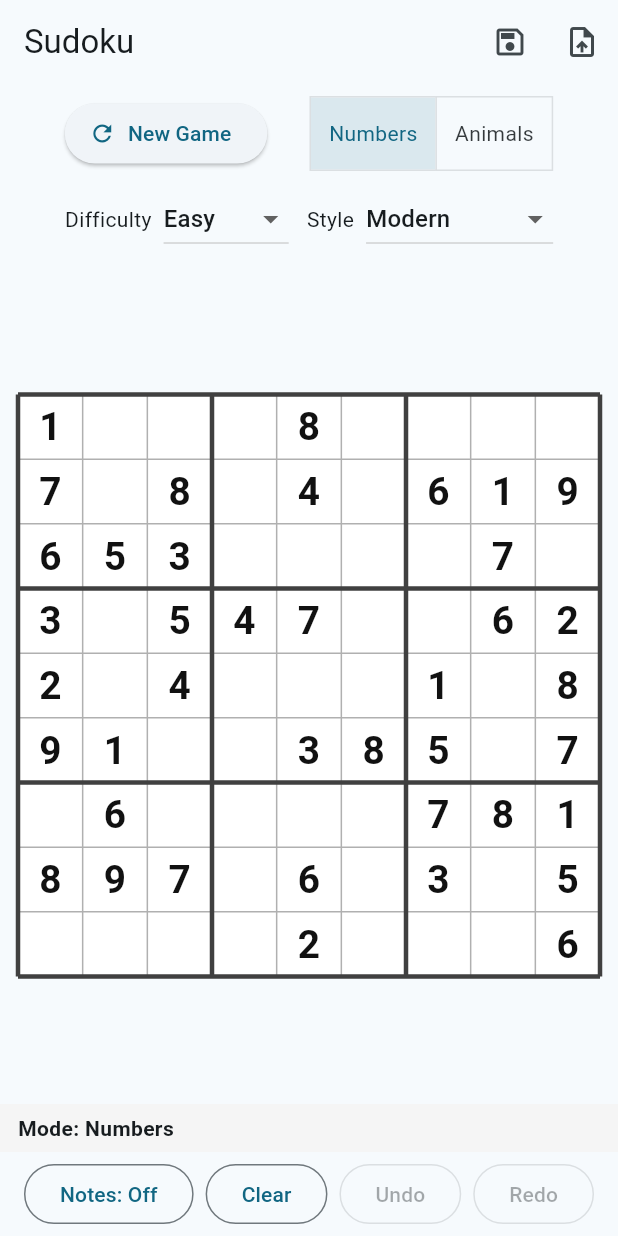
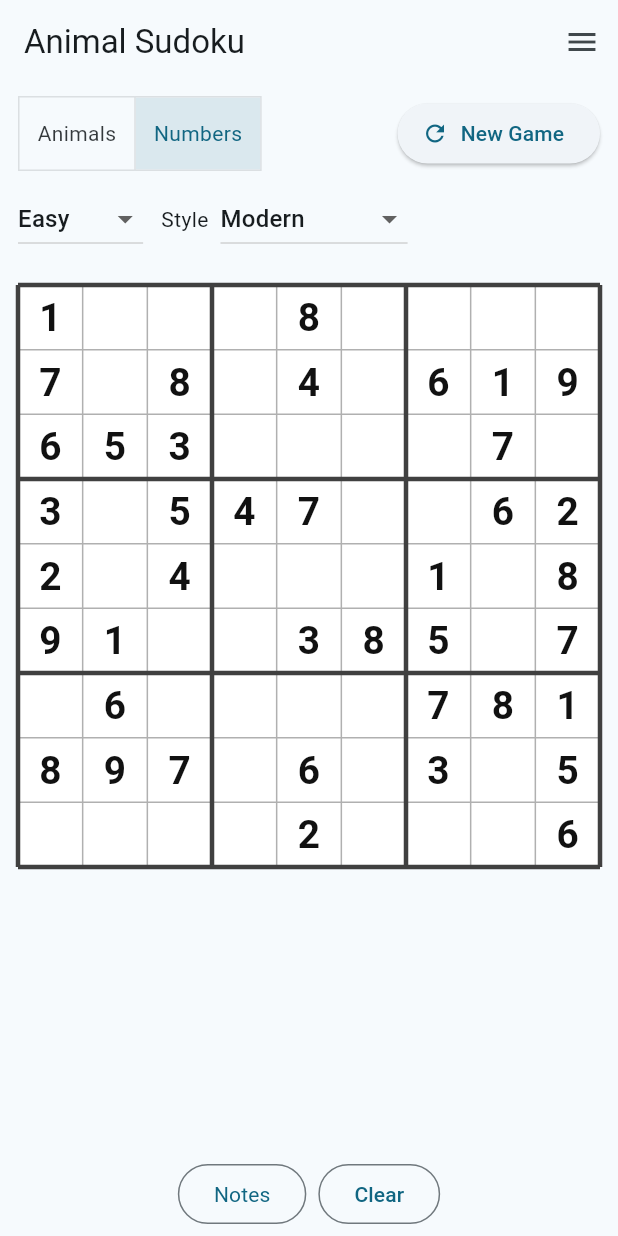
Before and after one commit to brownidj/sudoku_01, a Flutter app: the screen it shows after launch, after a tap on "Numbers", on a phone screen of 412 x 824 dp. Run offline on Flutter 3.47's test engine with Material 3 defaults, Android fonts, the phone set to English and light mode, and no system bars; statements that could not run were skipped.

Commit message:
Notes working

```diff
--- a/flutter_app/lib/app/sudoku_controller.dart
+++ b/flutter_app/lib/app/sudoku_controller.dart
@@ -71,7 +71,7 @@ class SudokuController extends ChangeNotifier {
   bool _lastSolved = false;
   String _statusText = 'Welcome.';
   String _styleName = 'Modern';
-  String _contentMode = 'numbers';
+  String _contentMode = 'animals';
 
   SudokuController() {
     _history = _service.initialHistory();
--- a/flutter_app/lib/application/game_service.dart
+++ b/flutter_app/lib/application/game_service.dart
@@ -49,7 +49,7 @@ class GameService {
       return _result(history, coord, 'No change.');
     }
     final newHistory = history.push(GameState(board: after));
-    final message = legal ? 'Digit placed.' : 'Conflict.';
+    final message = legal ? '' : 'Conflict.';
     return _result(newHistory, coord, message);
   }
 
--- a/flutter_app/lib/domain/ops.dart
+++ b/flutter_app/lib/domain/ops.dart
@@ -33,9 +33,11 @@ Board toggleNote(Board board, Coord coord, Digit digit) {
   }
   final notes = cell.notes.toSet();
   if (notes.contains(digit)) {
-    notes.remove(digit);
+    notes.clear();
   } else {
-    notes.add(digit);
+    notes
+      ..clear()
+      ..add(digit);
   }
   final newCell = Cell(value: null, given: false, notes: notes);
   if (_cellEquals(newCell, cell)) {
--- a/flutter_app/lib/ui/board_painter.dart
+++ b/flutter_app/lib/ui/board_painter.dart
@@ -4,6 +4,7 @@ import 'dart:ui' as ui;
 import 'package:flutter/material.dart';
 import 'package:flutter/painting.dart';
 import 'package:flutter_app/app/sudoku_controller.dart';
+import 'package:flutter_app/ui/animal_cache.dart';
 import 'package:flutter_app/ui/styles.dart';
 
 class BoardLayout {
@@ -59,7 +60,7 @@ class SudokuBoardPainter extends CustomPainter {
 
     _drawCells(canvas, layout);
     _drawGrid(canvas, layout);
-    _drawNotesBadge(canvas, layout);
+    // Notes badge removed; notes mode is indicated via the UI toggle.
   }
 
   void _drawCells(Canvas canvas, BoardLayout layout) {
@@ -148,16 +149,45 @@ class SudokuBoardPainter extends CustomPainter {
 
   void _drawNotes(Canvas canvas, Rect rect, List<int> notes, double cellSize) {
     final mini = cellSize / 3.0;
-    final fontSize = cellSize * 0.18;
+    final fontSize = cellSize * 0.18 + 4;
+    if (state.contentMode == 'animals') {
+      final digit = notes.first;
+      final image = animalImages[digit];
+      if (image != null) {
+        final targetSize = cellSize * 0.7;
+        final target = Rect.fromLTWH(
+          rect.left + (rect.width - targetSize) / 2,
+          rect.top + (rect.height - targetSize) / 2,
+          targetSize,
+          targetSize,
+        );
+        final source = Rect.fromLTWH(
+          0,
+          0,
+          image.width.toDouble(),
+          image.height.toDouble(),
+        );
+        final paint = Paint()
+          ..colorFilter = const ColorFilter.matrix([
+            0.2126, 0.7152, 0.0722, 0, 0,
+            0.2126, 0.7152, 0.0722, 0, 0,
+            0.2126, 0.7152, 0.0722, 0, 0,
+            0, 0, 0, 0.3, 0,
+          ]);
+        canvas.drawImageRect(image, source, target, paint);
+        return;
+      }
+    }
     for (final digit in notes) {
       final rr = (digit - 1) ~/ 3;
       final cc = (digit - 1) % 3;
-      final cx = rect.left + (cc + 0.5) * mini;
-      final cy = rect.top + (rr + 0.5) * mini;
+      final left = rect.left + cc * mini;
+      final top = rect.top + rr * mini;
 
+      final label = digit.toString();
       final textPainter = TextPainter(
         text: TextSpan(
-          text: digit.toString(),
+          text: label,
           style: TextStyle(
             color: style.notesColor,
             fontSize: fontSize,
@@ -165,11 +195,11 @@ class SudokuBoardPainter extends CustomPainter {
         ),
         textAlign: TextAlign.center,
         textDirection: TextDirection.ltr,
-      )..layout(minWidth: 0, maxWidth: mini);
+      )..layout(minWidth: mini, maxWidth: mini);
 
       final offset = Offset(
-        cx - textPainter.width / 2,
-        cy - textPainter.height / 2,
+        left + 2,
+        top + mini - textPainter.height - 2,
       );
       textPainter.paint(canvas, offset);
     }
@@ -222,37 +252,7 @@ class SudokuBoardPainter extends CustomPainter {
     }
   }
 
-  void _drawNotesBadge(Canvas canvas, BoardLayout layout) {
-    if (!state.notesMode) {
-      return;
-    }
-    final rect = Rect.fromLTWH(
-      layout.originX + 6,
-      layout.originY + 6,
-      70,
-      22,
-    );
-    final paint = Paint()
-      ..color = style.notesBadgeBg
-      ..style = PaintingStyle.fill;
-    canvas.drawRect(rect, paint);
-    _drawOutline(canvas, rect, style.notesBadgeOutline, 2);
-
-    final textPainter = TextPainter(
-      text: const TextSpan(
-        text: 'NOTES',
-        style: TextStyle(fontSize: 10, fontWeight: FontWeight.bold, color: Colors.black),
-      ),
-      textAlign: TextAlign.center,
-      textDirection: TextDirection.ltr,
-    )..layout(minWidth: 0, maxWidth: rect.width);
-
-    final offset = Offset(
-      rect.left + (rect.width - textPainter.width) / 2,
-      rect.top + (rect.height - textPainter.height) / 2,
-    );
-    textPainter.paint(canvas, offset);
-  }
+  // Notes badge removed.
 
   @override
   bool shouldRepaint(covariant SudokuBoardPainter oldDelegate) {
--- a/flutter_app/lib/ui/sudoku_screen.dart
+++ b/flutter_app/lib/ui/sudoku_screen.dart
@@ -20,11 +20,22 @@ class SudokuScreen extends StatefulWidget {
 class _SudokuScreenState extends State<SudokuScreen> {
   final Map<int, ui.Image> _animalImages = {};
   Future<void>? _animalLoad;
+  OverlayEntry? _tooltipEntry;
+  List<int> _candidateDigits = const [];
+  Coord? _candidateCoord;
+  bool _showCandidates = false;
 
   @override
   void initState() {
     super.initState();
     _animalLoad = _loadAnimalImages();
+  }
+
+  @override
+  void dispose() {
+    _tooltipEntry?.remove();
+    _tooltipEntry = null;
+    super.dispose();
   }
 
   Future<void> _loadAnimalImages() async {
@@ -48,19 +59,32 @@ class _SudokuScreenState extends State<SudokuScreen> {
 
         return Scaffold(
           appBar: AppBar(
-            title: const Text('Sudoku'),
+            automaticallyImplyLeading: false,
+            title: const Align(
+              alignment: Alignment.centerLeft,
+              child: Text('Animal Sudoku'),
+            ),
             actions: [
-              IconButton(
-                onPressed: () => widget.controller.onSaveRequested(context),
-                icon: const Icon(Icons.save_outlined),
-                tooltip: 'Save',
+              Builder(
+                builder: (context) => IconButton(
+                  onPressed: () => Scaffold.of(context).openDrawer(),
+                  icon: const Icon(Icons.menu),
+                  tooltip: 'Menu',
                 ),
-              IconButton(
-                onPressed: () => widget.controller.onLoadRequested(context),
-                icon: const Icon(Icons.upload_file_outlined),
-                tooltip: 'Load',
               ),
             ],
+          ),
+          drawer: Drawer(
+            child: SafeArea(
+              child: ListView(
+                padding: EdgeInsets.zero,
+                children: const [
+                  DrawerHeader(
+                    child: Text('Animal Sudoku'),
+                  ),
+                ],
+              ),
+            ),
           ),
           body: SafeArea(
             child: Column(
@@ -72,7 +96,8 @@ class _SudokuScreenState extends State<SudokuScreen> {
                     child: LayoutBuilder(
                       builder: (context, constraints) {
                         final boardSize = min(constraints.maxWidth, constraints.maxHeight);
-                        return Center(
+                        return Align(
+                          alignment: Alignment.topCenter,
                           child: SizedBox(
                             width: boardSize,
                             height: boardSize,
@@ -83,6 +108,14 @@ class _SudokuScreenState extends State<SudokuScreen> {
                                 final coord = _coordFromOffset(layout, local);
                                 if (coord != null) {
                                   _handleCellTap(coord);
+                                }
+                              },
+                              onLongPressStart: (details) {
+                                final local = details.localPosition;
+                                final layout = layoutForSize(Size(boardSize, boardSize));
+                                final coord = _coordFromOffset(layout, local);
+                                if (coord != null) {
+                                  _handleCellLongPress(details.globalPosition, coord);
                                 }
                               },
                               child: CustomPaint(
@@ -99,7 +132,7 @@ class _SudokuScreenState extends State<SudokuScreen> {
                     ),
                   ),
                 ),
-                _buildStatusBar(state, style),
+                _buildCandidatePanel(state),
                 _buildActionBar(state),
               ],
             ),
@@ -112,38 +145,48 @@ class _SudokuScreenState extends State<SudokuScreen> {
   Widget _buildTopControls(UiState state) {
     return Padding(
       padding: const EdgeInsets.symmetric(horizontal: 12, vertical: 8),
-      child: Wrap(
-        alignment: WrapAlignment.spaceBetween,
+      child: Column(
+        crossAxisAlignment: CrossAxisAlignment.stretch,
+        children: [
+          Row(
+            children: [
+              Align(
+                alignment: Alignment.centerLeft,
+                child: ToggleButtons(
+                  isSelected: [state.contentMode == 'animals', state.contentMode == 'numbers'],
+                  onPressed: (index) {
+                    widget.controller.onContentModeChanged(index == 0 ? 'animals' : 'numbers');
+                  },
+                  children: const [
+                    Padding(
+                      padding: EdgeInsets.symmetric(horizontal: 12),
+                      child: Text('Animals'),
+                    ),
+                    Padding(
+                      padding: EdgeInsets.symmetric(horizontal: 12),
+                      child: Text('Numbers'),
+                    ),
+                  ],
+                ),
+              ),
+              const Spacer(),
+              Align(
+                alignment: Alignment.centerRight,
+                child: ElevatedButton.icon(
+                  onPressed: widget.controller.onNewGame,
+                  icon: const Icon(Icons.refresh),
+                  label: const Text('New Game'),
+                ),
+              ),
+            ],
+          ),
+          const SizedBox(height: 8),
+          Wrap(
+            alignment: WrapAlignment.start,
             crossAxisAlignment: WrapCrossAlignment.center,
             spacing: 12,
             runSpacing: 8,
             children: [
-          ElevatedButton.icon(
-            onPressed: widget.controller.onNewGame,
-            icon: const Icon(Icons.refresh),
-            label: const Text('New Game'),
-          ),
-          ToggleButtons(
-            isSelected: [state.contentMode == 'numbers', state.contentMode == 'animals'],
-            onPressed: (index) {
-              widget.controller.onContentModeChanged(index == 1 ? 'animals' : 'numbers');
-            },
-            children: const [
-              Padding(
-                padding: EdgeInsets.symmetric(horizontal: 12),
-                child: Text('Numbers'),
-              ),
-              Padding(
-                padding: EdgeInsets.symmetric(horizontal: 12),
-                child: Text('Animals'),
-              ),
-            ],
-          ),
-          Row(
-            mainAxisSize: MainAxisSize.min,
-            children: [
-              const Text('Difficulty'),
-              const SizedBox(width: 8),
               DropdownButton<String>(
                 value: state.difficulty,
                 onChanged: state.canChangeDifficulty
@@ -157,8 +200,6 @@ class _SudokuScreenState extends State<SudokuScreen> {
                   DropdownMenuItem(value: 'easy', child: Text('Easy')),
                   DropdownMenuItem(value: 'medium', child: Text('Medium')),
                   DropdownMenuItem(value: 'hard', child: Text('Hard')),
-                ],
-              ),
                 ],
               ),
               Row(
@@ -183,18 +224,7 @@ class _SudokuScreenState extends State<SudokuScreen> {
               ),
             ],
           ),
-    );
-  }
-
-  Widget _buildStatusBar(UiState state, BoardStyle style) {
-    final text = state.solved ? 'Solved.' : state.statusText;
-    return Container(
-      width: double.infinity,
-      color: style.statusBg,
-      padding: const EdgeInsets.symmetric(horizontal: 12, vertical: 6),
-      child: Text(
-        text,
-        style: const TextStyle(fontWeight: FontWeight.w600),
+        ],
       ),
     );
   }
@@ -209,8 +239,23 @@ class _SudokuScreenState extends State<SudokuScreen> {
           SizedBox(
             height: 40,
             child: OutlinedButton(
+              style: OutlinedButton.styleFrom(
+                backgroundColor: state.notesMode
+                    ? Theme.of(context).colorScheme.primary.withOpacity(0.15)
+                    : null,
+                side: BorderSide(
+                  color: state.notesMode
+                      ? Theme.of(context).colorScheme.primary
+                      : Theme.of(context).colorScheme.outline,
+                ),
+              ),
               onPressed: widget.controller.onToggleNotesMode,
-              child: Text(state.notesMode ? 'Notes: On' : 'Notes: Off'),
+              child: Text(
+                'Notes',
+                style: TextStyle(
+                  fontWeight: state.notesMode ? FontWeight.bold : FontWeight.normal,
+                ),
+              ),
             ),
           ),
           SizedBox(
@@ -220,82 +265,45 @@ class _SudokuScreenState extends State<SudokuScreen> {
               child: const Text('Clear'),
             ),
           ),
-          SizedBox(
-            height: 40,
-            child: OutlinedButton(
-              onPressed: state.canUndo ? widget.controller.onUndo : null,
-              child: const Text('Undo'),
-            ),
-          ),
-          SizedBox(
-            height: 40,
-            child: OutlinedButton(
-              onPressed: state.canRedo ? widget.controller.onRedo : null,
-              child: const Text('Redo'),
-            ),
-          ),
         ],
       ),
     );
+  }
+
+  void _handleCellLongPress(Offset globalPosition, Coord coord) {
+    final state = widget.controller.state;
+    if (state.contentMode != 'animals') {
+      return;
+    }
+    final cell = state.board.cells[coord.row][coord.col];
+    final value = cell.value;
+    if (value == null) {
+      return;
+    }
+    final name = AnimalImageCache.nameForDigit(value);
+    _showTooltip(globalPosition, name);
   }
 
   Future<void> _handleCellTap(Coord coord) async {
     widget.controller.onCellTapped(coord);
     final state = widget.controller.state;
     final cell = state.board.cells[coord.row][coord.col];
-    if (cell.given || cell.value != null) {
+    if (cell.given) {
       return;
     }
     if (_animalLoad != null) {
       await _animalLoad;
     }
     final candidates = _possibleDigits(state, coord);
-    if (candidates.isEmpty) {
-      if (mounted) {
-        ScaffoldMessenger.of(context).showSnackBar(
-          const SnackBar(content: Text('No available numbers for this cell.')),
-        );
-      }
-      return;
-    }
+    final withClear = [...candidates, 0];
     if (!mounted) {
       return;
     }
-    final selected = await showDialog<int>(
-      context: context,
-      builder: (dialogContext) {
-        final showAnimals = state.contentMode == 'animals';
-        return AlertDialog(
-          content: Wrap(
-            spacing: 8,
-            runSpacing: 8,
-            children: [
-              for (final digit in candidates)
-                SizedBox(
-                  width: 44,
-                  height: 44,
-                  child: ElevatedButton(
-                    style: ElevatedButton.styleFrom(padding: EdgeInsets.zero),
-                    onPressed: () => Navigator.of(dialogContext).pop(digit),
-                    child: showAnimals
-                        ? _animalOption(digit, state.contentMode == 'animals')
-                        : Text('$digit'),
-                  ),
-                ),
-            ],
-          ),
-          actions: [
-            TextButton(
-              onPressed: () => Navigator.of(dialogContext).pop(),
-              child: const Text('Cancel'),
-            ),
-          ],
-        );
-      },
-    );
-    if (selected != null) {
-      widget.controller.onDigitPressed(selected);
-    }
+    setState(() {
+      _showCandidates = true;
+      _candidateDigits = withClear;
+      _candidateCoord = coord;
+    });
   }
 
   Coord? _coordFromOffset(BoardLayout layout, Offset offset) {
@@ -338,21 +346,132 @@ class _SudokuScreenState extends State<SudokuScreen> {
     return candidates;
   }
 
-  Widget _animalOption(int digit, bool showAnimals) {
-    if (!showAnimals) {
-      return Text('$digit');
+  void _showTooltip(Offset globalPosition, String text) {
+    _tooltipEntry?.remove();
+    final overlay = Overlay.of(context);
+    if (overlay == null) {
+      return;
+    }
+    final size = MediaQuery.of(context).size;
+    const tooltipPadding = EdgeInsets.symmetric(horizontal: 10, vertical: 6);
+    const tooltipMargin = 8.0;
+    final textPainter = TextPainter(
+      text: TextSpan(
+        text: text,
+        style: const TextStyle(color: Colors.white, fontSize: 12),
+      ),
+      textDirection: TextDirection.ltr,
+    )..layout();
+    final tooltipSize = Size(
+      textPainter.width + tooltipPadding.horizontal,
+      textPainter.height + tooltipPadding.vertical,
+    );
+
+    var left = globalPosition.dx - tooltipSize.width / 2;
+    var top = globalPosition.dy - tooltipSize.height - 14;
+    left = left.clamp(tooltipMargin, size.width - tooltipSize.width - tooltipMargin);
+    top = top.clamp(tooltipMargin, size.height - tooltipSize.height - tooltipMargin);
+
+    _tooltipEntry = OverlayEntry(
+      builder: (context) => Positioned(
+        left: left,
+        top: top,
+        child: Material(
+          color: Colors.transparent,
+          child: Container(
+            padding: tooltipPadding,
+            decoration: BoxDecoration(
+              color: Colors.black.withOpacity(0.8),
+              borderRadius: BorderRadius.circular(6),
+            ),
+            child: Text(
+              text,
+              style: const TextStyle(color: Colors.white, fontSize: 12),
+            ),
+          ),
+        ),
+      ),
+    );
+    overlay.insert(_tooltipEntry!);
+    Future.delayed(const Duration(seconds: 2), () {
+      _tooltipEntry?.remove();
+      _tooltipEntry = null;
+    });
+  }
+
+  Widget _animalOption(int digit, GlobalKey<TooltipState> tooltipKey) {
+    if (digit == 0) {
+      return const Icon(Icons.clear);
     }
     final image = _animalImages[digit];
     if (image == null) {
       return Text('$digit');
     }
-    return SizedBox(
+    final name = AnimalImageCache.nameForDigit(digit);
+    return Tooltip(
+      key: tooltipKey,
+      message: name,
+      triggerMode: TooltipTriggerMode.manual,
+      child: SizedBox(
         width: 32,
         height: 32,
         child: FittedBox(
           fit: BoxFit.contain,
           child: RawImage(image: image),
         ),
+      ),
+    );
+  }
+
+  Widget _buildCandidatePanel(UiState state) {
+    if (!_showCandidates || _candidateCoord == null) {
+      return const SizedBox.shrink();
+    }
+    final showAnimals = state.contentMode == 'animals';
+    return Transform.translate(
+      offset: const Offset(0, -20),
+      child: Container(
+        color: Theme.of(context).colorScheme.surfaceVariant,
+        padding: const EdgeInsets.symmetric(horizontal: 16, vertical: 12),
+        child: Wrap(
+          spacing: 8,
+          runSpacing: 8,
+          children: [
+          for (final digit in _candidateDigits)
+            Builder(
+              builder: (context) {
+                final tooltipKey = GlobalKey<TooltipState>();
+                return SizedBox(
+                  width: 44,
+                  height: 44,
+                  child: GestureDetector(
+                    onLongPress:
+                        showAnimals ? () => tooltipKey.currentState?.ensureTooltipVisible() : null,
+                    child: ElevatedButton(
+                      style: ElevatedButton.styleFrom(padding: EdgeInsets.zero),
+                      onPressed: () {
+                        if (digit == 0) {
+                          widget.controller.onClearPressed();
+                        } else {
+                          widget.controller.onDigitPressed(digit);
+                        }
+                        setState(() {
+                          _showCandidates = false;
+                          _candidateDigits = const [];
+                          _candidateCoord = null;
+                        });
+                      },
+                      child: showAnimals
+                          ? _animalOption(digit, tooltipKey)
+                          : (digit == 0 ? const Icon(Icons.clear) : Text('$digit')),
+                    ),
+                  ),
+                );
+              },
+            ),
+          ],
+        ),
+      ),
     );
   }
 }
```
Also changed, not shown: flutter_app/lib/ui/animal_cache.dart (+12 -0 lines), flutter_app/pubspec.yaml (+8 -0 lines), flutter_app/assets/images/icons/animal_sudoku_icon.png (added), flutter_app/pubspec.lock, 25 other files. Lines whose indentation alone changed are shown as unchanged.
